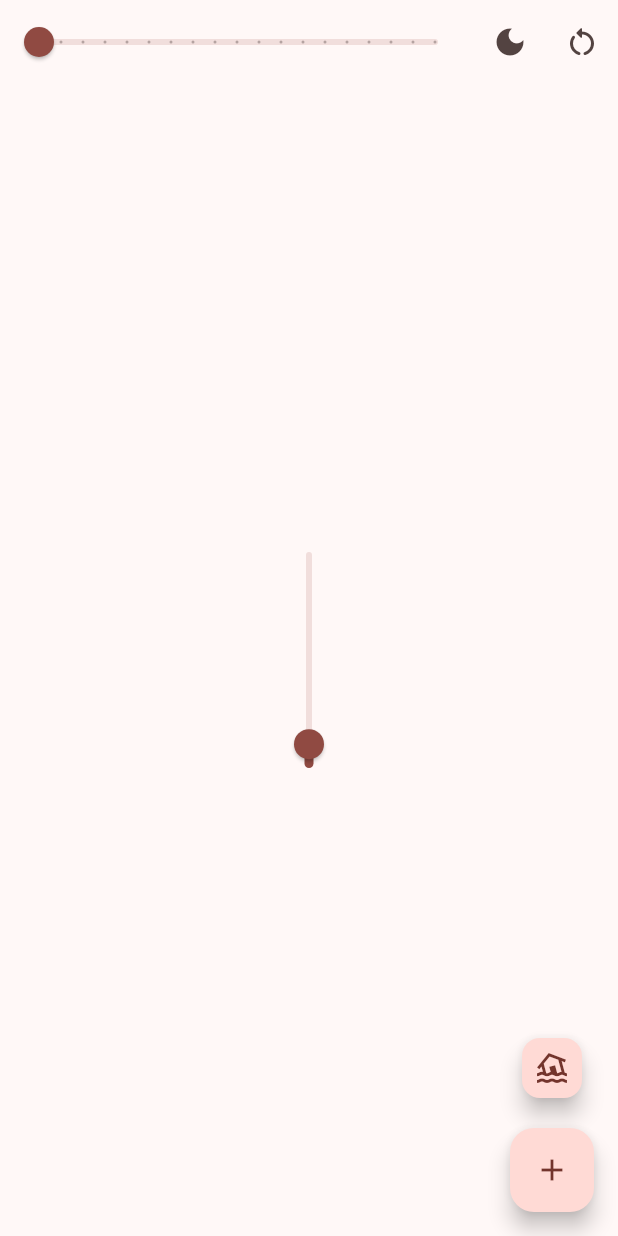
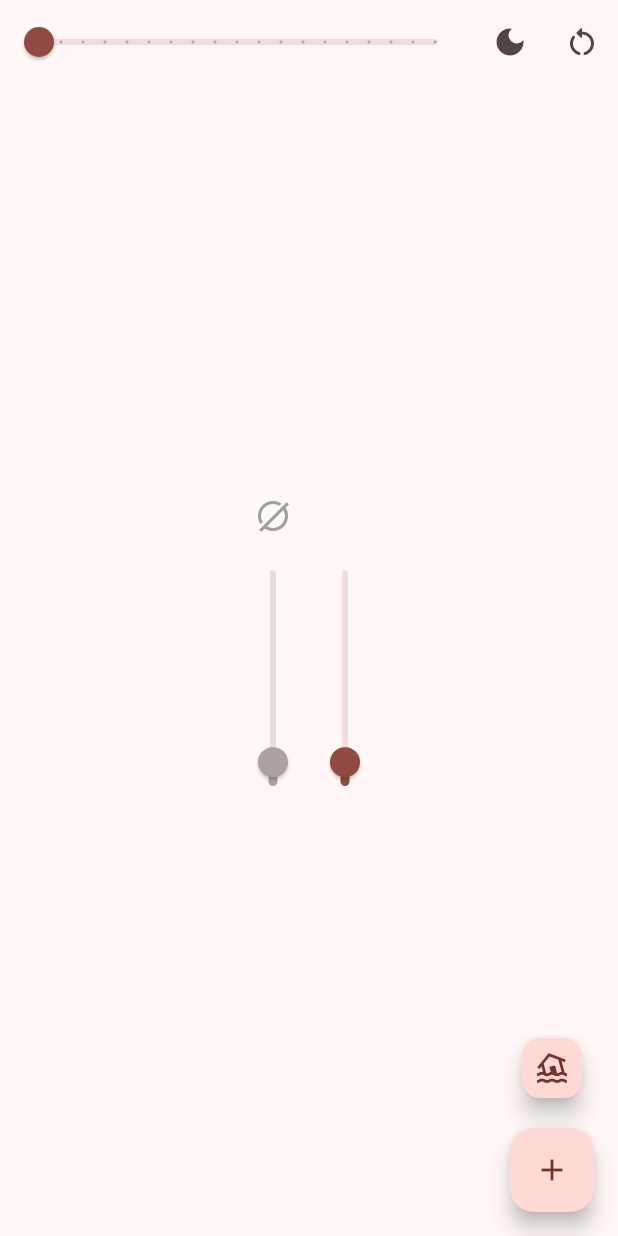
Before and after one commit to michasng/dependencies, a Flutter app: the screen it shows after launch, on a phone screen of 412 x 824 dp. Run offline on Flutter 3.47's test engine with Material 2 defaults, Android fonts, the phone set to English and light mode, and no system bars; our stand-ins replace flutter_riverpod.

Commit message:
Add average dimension

```diff
--- a/lib/dimensions_page.dart
+++ b/lib/dimensions_page.dart
@@ -73,7 +73,28 @@ class _DimensionsPageState extends State<DimensionsPage> {
       body: Center(
         child: SingleChildScrollView(
           child: Wrap(
+            crossAxisAlignment: WrapCrossAlignment.end,
             children: [
+              FittedBox(
+                child: Column(
+                  children: [
+                    Transform.flip(
+                      flipX: true,
+                      child: const Icon(
+                        Icons.hide_source,
+                        color: Colors.grey,
+                      ),
+                    ),
+                    RotatedBox(
+                      quarterTurns: 3,
+                      child: Slider(
+                        value: _values.average,
+                        onChanged: null,
+                      ),
+                    ),
+                  ],
+                ),
+              ),
               for (int i = 0; i < _values.length; i++)
                 Dimension(
                   value: _values[i],
```
